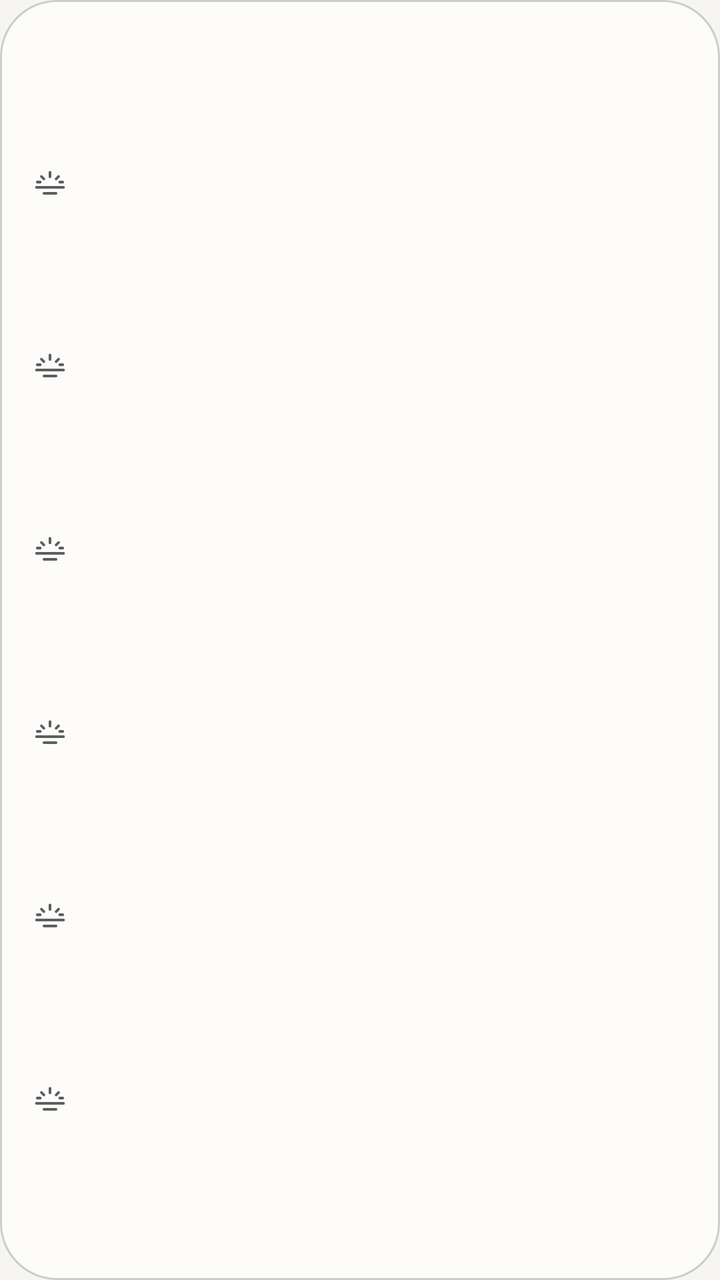
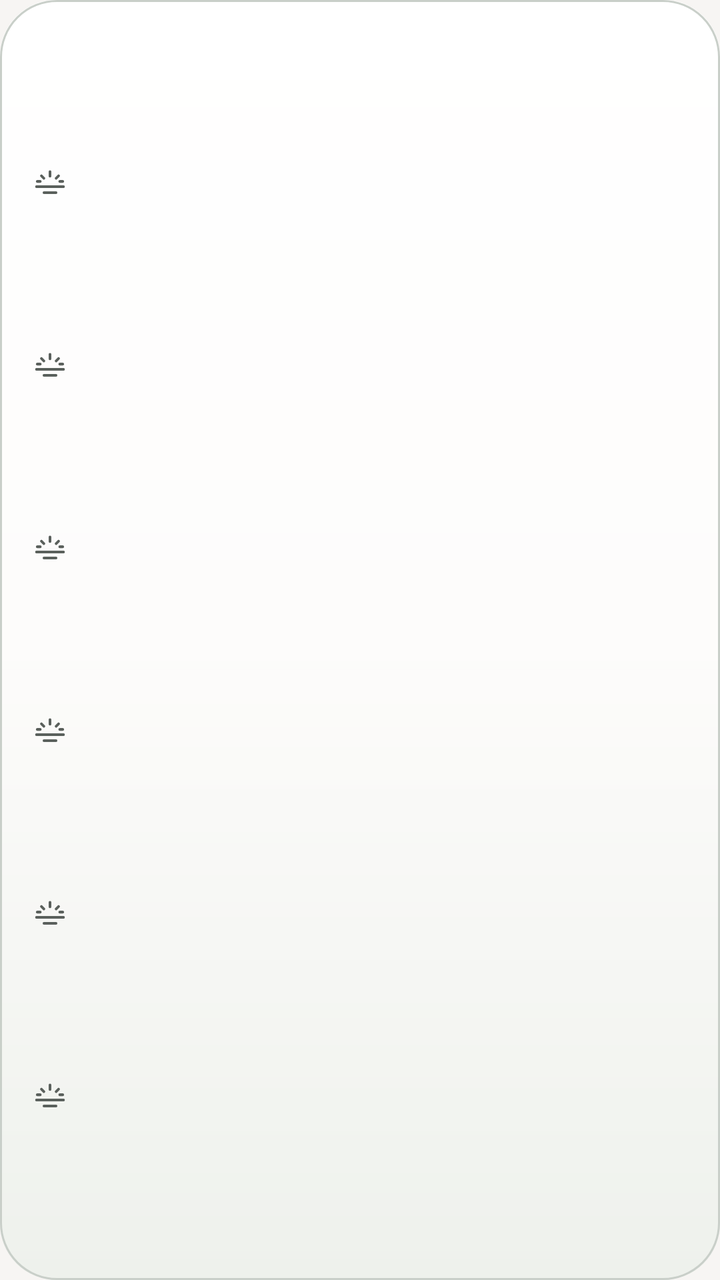

An Android layout rendered at two revisions. The XML below is the earlier revision; the diff shows what the commit changed to produce the second picture.
<!-- AndroidManifest.xml: application theme Theme.SajdaTime -->
<!-- res/layout/widget_today.xml -->
<?xml version="1.0" encoding="utf-8"?>
<LinearLayout
    xmlns:android="http://schemas.android.com/apk/res/android"
    xmlns:tools="http://schemas.android.com/tools"
    android:id="@+id/widget_root"
    android:layout_width="match_parent"
    android:layout_height="match_parent"
    android:background="@drawable/widget_background"
    android:orientation="vertical"
    android:paddingStart="8dp"
    android:paddingTop="10dp"
    android:paddingEnd="8dp"
    android:paddingBottom="10dp"
    tools:ignore="UselessLeaf,NestedWeights,UseCompoundDrawables">

    <TextView
        android:id="@+id/widget_message"
        android:layout_width="match_parent"
        android:layout_height="wrap_content"
        android:paddingStart="8dp"
        android:paddingEnd="8dp"
        android:ellipsize="end"
        android:importantForAccessibility="no"
        android:maxLines="4"
        android:textAlignment="viewStart"
        android:textColor="@color/widget_on_surface"
        android:textSize="14sp"
        android:visibility="gone" />

    <LinearLayout
        android:layout_width="match_parent"
        android:layout_height="0dp"
        android:layout_weight="1"
        android:orientation="vertical" />
    <LinearLayout
        android:id="@+id/widget_row_fajr"
        android:layout_width="match_parent"
        android:layout_height="wrap_content"
        android:background="@drawable/widget_row_plain"
        android:gravity="center_vertical"
        android:orientation="horizontal"
        android:paddingStart="8dp"
        android:paddingTop="1dp"
        android:paddingEnd="8dp"
        android:paddingBottom="1dp">
        <ImageView
            android:id="@+id/widget_glyph_fajr"
            android:layout_width="18dp"
            android:layout_height="18dp"
            android:importantForAccessibility="no"
            android:src="@drawable/widget_glyph_fajr"
            android:tint="@color/widget_on_surface_variant" />
        <TextView
            android:id="@+id/widget_name_fajr"
            android:layout_width="wrap_content"
            android:layout_height="wrap_content"
            android:layout_marginStart="10dp"
            android:ellipsize="end"
            android:importantForAccessibility="no"
            android:maxLines="1"
            android:textAlignment="viewStart"
            android:textColor="@color/widget_on_surface"
            android:textSize="14sp" />
        <TextView
            android:id="@+id/widget_label_fajr"
            android:layout_width="0dp"
            android:layout_height="wrap_content"
            android:layout_marginStart="8dp"
            android:layout_marginEnd="8dp"
            android:layout_weight="1"
            android:ellipsize="end"
            android:importantForAccessibility="no"
            android:maxLines="1"
            android:textAlignment="viewStart"
            android:textColor="@color/widget_on_surface_variant"
            android:textSize="11sp" />
        <TextView
            android:id="@+id/widget_time_fajr"
            android:layout_width="wrap_content"
            android:layout_height="wrap_content"
            android:ellipsize="end"
            android:fontFeatureSettings="tnum"
            android:importantForAccessibility="no"
            android:maxLines="1"
            android:textAlignment="viewEnd"
            android:textColor="@color/widget_on_surface"
            android:textSize="14sp" />
    </LinearLayout>
    <LinearLayout
        android:layout_width="match_parent"
        android:layout_height="0dp"
        android:layout_weight="1"
        android:orientation="vertical" />
    <LinearLayout
        android:id="@+id/widget_row_sunrise"
        android:layout_width="match_parent"
        android:layout_height="wrap_content"
        android:background="@drawable/widget_row_plain"
        android:gravity="center_vertical"
        android:orientation="horizontal"
        android:paddingStart="8dp"
        android:paddingTop="1dp"
        android:paddingEnd="8dp"
        android:paddingBottom="1dp">
        <ImageView
            android:id="@+id/widget_glyph_sunrise"
            android:layout_width="18dp"
            android:layout_height="18dp"
            android:importantForAccessibility="no"
            android:src="@drawable/widget_glyph_fajr"
            android:tint="@color/widget_on_surface_variant" />
        <TextView
            android:id="@+id/widget_name_sunrise"
            android:layout_width="wrap_content"
            android:layout_height="wrap_content"
            android:layout_marginStart="10dp"
            android:ellipsize="end"
            android:importantForAccessibility="no"
            android:maxLines="1"
            android:textAlignment="viewStart"
            android:textColor="@color/widget_on_surface_variant"
            android:textSize="14sp" />
        <TextView
            android:id="@+id/widget_label_sunrise"
            android:layout_width="0dp"
            android:layout_height="wrap_content"
            android:layout_marginStart="8dp"
            android:layout_marginEnd="8dp"
            android:layout_weight="1"
            android:ellipsize="end"
            android:importantForAccessibility="no"
            android:maxLines="1"
            android:textAlignment="viewStart"
            android:textColor="@color/widget_on_surface_variant"
            android:textSize="11sp" />
        <TextView
            android:id="@+id/widget_time_sunrise"
            android:layout_width="wrap_content"
            android:layout_height="wrap_content"
            android:ellipsize="end"
            android:fontFeatureSettings="tnum"
            android:importantForAccessibility="no"
            android:maxLines="1"
            android:textAlignment="viewEnd"
            android:textColor="@color/widget_on_surface_variant"
            android:textSize="14sp" />
    </LinearLayout>
    <LinearLayout
        android:layout_width="match_parent"
        android:layout_height="0dp"
        android:layout_weight="1"
        android:orientation="vertical" />
    <LinearLayout
        android:id="@+id/widget_row_dhuhr"
        android:layout_width="match_parent"
        android:layout_height="wrap_content"
        android:background="@drawable/widget_row_plain"
        android:gravity="center_vertical"
        android:orientation="horizontal"
        android:paddingStart="8dp"
        android:paddingTop="1dp"
        android:paddingEnd="8dp"
        android:paddingBottom="1dp">
        <ImageView
            android:id="@+id/widget_glyph_dhuhr"
            android:layout_width="18dp"
            android:layout_height="18dp"
            android:importantForAccessibility="no"
            android:src="@drawable/widget_glyph_fajr"
            android:tint="@color/widget_on_surface_variant" />
        <TextView
            android:id="@+id/widget_name_dhuhr"
            android:layout_width="wrap_content"
            android:layout_height="wrap_content"
            android:layout_marginStart="10dp"
            android:ellipsize="end"
            android:importantForAccessibility="no"
            android:maxLines="1"
            android:textAlignment="viewStart"
            android:textColor="@color/widget_on_surface"
            android:textSize="14sp" />
        <TextView
            android:id="@+id/widget_label_dhuhr"
            android:layout_width="0dp"
            android:layout_height="wrap_content"
            android:layout_marginStart="8dp"
            android:layout_marginEnd="8dp"
            android:layout_weight="1"
            android:ellipsize="end"
            android:importantForAccessibility="no"
            android:maxLines="1"
            android:textAlignment="viewStart"
            android:textColor="@color/widget_on_surface_variant"
            android:textSize="11sp" />
        <TextView
            android:id="@+id/widget_time_dhuhr"
            android:layout_width="wrap_content"
            android:layout_height="wrap_content"
            android:ellipsize="end"
            android:fontFeatureSettings="tnum"
            android:importantForAccessibility="no"
            android:maxLines="1"
            android:textAlignment="viewEnd"
            android:textColor="@color/widget_on_surface"
            android:textSize="14sp" />
    </LinearLayout>
    <LinearLayout
        android:layout_width="match_parent"
        android:layout_height="0dp"
        android:layout_weight="1"
        android:orientation="vertical" />
    <LinearLayout
        android:id="@+id/widget_row_asr"
        android:layout_width="match_parent"
        android:layout_height="wrap_content"
        android:background="@drawable/widget_row_plain"
        android:gravity="center_vertical"
        android:orientation="horizontal"
        android:paddingStart="8dp"
        android:paddingTop="1dp"
        android:paddingEnd="8dp"
        android:paddingBottom="1dp">
        <ImageView
            android:id="@+id/widget_glyph_asr"
            android:layout_width="18dp"
            android:layout_height="18dp"
            android:importantForAccessibility="no"
            android:src="@drawable/widget_glyph_fajr"
            android:tint="@color/widget_on_surface_variant" />
        <TextView
            android:id="@+id/widget_name_asr"
            android:layout_width="wrap_content"
            android:layout_height="wrap_content"
            android:layout_marginStart="10dp"
            android:ellipsize="end"
            android:importantForAccessibility="no"
            android:maxLines="1"
            android:textAlignment="viewStart"
            android:textColor="@color/widget_on_surface"
            android:textSize="14sp" />
        <TextView
            android:id="@+id/widget_label_asr"
            android:layout_width="0dp"
            android:layout_height="wrap_content"
            android:layout_marginStart="8dp"
            android:layout_marginEnd="8dp"
            android:layout_weight="1"
            android:ellipsize="end"
            android:importantForAccessibility="no"
            android:maxLines="1"
            android:textAlignment="viewStart"
            android:textColor="@color/widget_on_surface_variant"
            android:textSize="11sp" />
        <TextView
            android:id="@+id/widget_time_asr"
            android:layout_width="wrap_content"
            android:layout_height="wrap_content"
            android:ellipsize="end"
            android:fontFeatureSettings="tnum"
            android:importantForAccessibility="no"
            android:maxLines="1"
            android:textAlignment="viewEnd"
            android:textColor="@color/widget_on_surface"
            android:textSize="14sp" />
    </LinearLayout>
    <LinearLayout
        android:layout_width="match_parent"
        android:layout_height="0dp"
        android:layout_weight="1"
        android:orientation="vertical" />
    <LinearLayout
        android:id="@+id/widget_row_maghrib"
        android:layout_width="match_parent"
        android:layout_height="wrap_content"
        android:background="@drawable/widget_row_plain"
        android:gravity="center_vertical"
        android:orientation="horizontal"
        android:paddingStart="8dp"
        android:paddingTop="1dp"
        android:paddingEnd="8dp"
        android:paddingBottom="1dp">
        <ImageView
            android:id="@+id/widget_glyph_maghrib"
            android:layout_width="18dp"
            android:layout_height="18dp"
            android:importantForAccessibility="no"
            android:src="@drawable/widget_glyph_fajr"
            android:tint="@color/widget_on_surface_variant" />
        <TextView
            android:id="@+id/widget_name_maghrib"
            android:layout_width="wrap_content"
            android:layout_height="wrap_content"
            android:layout_marginStart="10dp"
            android:ellipsize="end"
            android:importantForAccessibility="no"
            android:maxLines="1"
            android:textAlignment="viewStart"
            android:textColor="@color/widget_on_surface"
            android:textSize="14sp" />
        <TextView
            android:id="@+id/widget_label_maghrib"
            android:layout_width="0dp"
            android:layout_height="wrap_content"
            android:layout_marginStart="8dp"
            android:layout_marginEnd="8dp"
            android:layout_weight="1"
            android:ellipsize="end"
            android:importantForAccessibility="no"
            android:maxLines="1"
            android:textAlignment="viewStart"
            android:textColor="@color/widget_on_surface_variant"
            android:textSize="11sp" />
        <TextView
            android:id="@+id/widget_time_maghrib"
            android:layout_width="wrap_content"
            android:layout_height="wrap_content"
            android:ellipsize="end"
            android:fontFeatureSettings="tnum"
            android:importantForAccessibility="no"
            android:maxLines="1"
            android:textAlignment="viewEnd"
            android:textColor="@color/widget_on_surface"
            android:textSize="14sp" />
    </LinearLayout>
    <LinearLayout
        android:layout_width="match_parent"
        android:layout_height="0dp"
        android:layout_weight="1"
        android:orientation="vertical" />
    <LinearLayout
        android:id="@+id/widget_row_isha"
        android:layout_width="match_parent"
        android:layout_height="wrap_content"
        android:background="@drawable/widget_row_plain"
        android:gravity="center_vertical"
        android:orientation="horizontal"
        android:paddingStart="8dp"
        android:paddingTop="1dp"
        android:paddingEnd="8dp"
        android:paddingBottom="1dp">
        <ImageView
            android:id="@+id/widget_glyph_isha"
            android:layout_width="18dp"
            android:layout_height="18dp"
            android:importantForAccessibility="no"
            android:src="@drawable/widget_glyph_fajr"
            android:tint="@color/widget_on_surface_variant" />
        <TextView
            android:id="@+id/widget_name_isha"
            android:layout_width="wrap_content"
            android:layout_height="wrap_content"
            android:layout_marginStart="10dp"
            android:ellipsize="end"
            android:importantForAccessibility="no"
            android:maxLines="1"
            android:textAlignment="viewStart"
            android:textColor="@color/widget_on_surface"
            android:textSize="14sp" />
        <TextView
            android:id="@+id/widget_label_isha"
            android:layout_width="0dp"
            android:layout_height="wrap_content"
            android:layout_marginStart="8dp"
            android:layout_marginEnd="8dp"
            android:layout_weight="1"
            android:ellipsize="end"
            android:importantForAccessibility="no"
            android:maxLines="1"
            android:textAlignment="viewStart"
            android:textColor="@color/widget_on_surface_variant"
            android:textSize="11sp" />
        <TextView
            android:id="@+id/widget_time_isha"
            android:layout_width="wrap_content"
            android:layout_height="wrap_content"
            android:ellipsize="end"
            android:fontFeatureSettings="tnum"
            android:importantForAccessibility="no"
            android:maxLines="1"
            android:textAlignment="viewEnd"
            android:textColor="@color/widget_on_surface"
            android:textSize="14sp" />
    </LinearLayout>
    <LinearLayout
        android:layout_width="match_parent"
        android:layout_height="0dp"
        android:layout_weight="1"
        android:orientation="vertical" />

    <TextView
        android:id="@+id/widget_footer"
        android:layout_width="match_parent"
        android:layout_height="wrap_content"
        android:paddingStart="8dp"
        android:paddingEnd="8dp"
        android:ellipsize="end"
        android:importantForAccessibility="no"
        android:maxLines="1"
        android:textAlignment="viewStart"
        android:textColor="@color/widget_on_surface_variant"
        android:textSize="11sp"
        android:visibility="gone" />
</LinearLayout>
<!-- resources referenced by this layout -->
<resources>
  <color name="widget_on_surface">#1B211E</color>
  <color name="widget_on_surface_variant">#5A605C</color>
  <!-- drawable widget_background (drawable) -->
  <?xml version="1.0" encoding="utf-8"?>
  <shape xmlns:android="http://schemas.android.com/apk/res/android" android:shape="rectangle">
      <solid android:color="@color/widget_surface" />
      <corners android:radius="@dimen/widget_corner_radius" />
      <stroke android:width="1dp" android:color="@color/widget_outline_variant" />
  </shape>
  <!-- drawable widget_row_plain (drawable) -->
  <?xml version="1.0" encoding="utf-8"?>
  <shape xmlns:android="http://schemas.android.com/apk/res/android" android:shape="rectangle">
      <solid android:color="@android:color/transparent" />
  </shape>
  <style name="Theme.SajdaTime" parent="android:Theme.Material.Light.NoActionBar">
          <item name="android:statusBarColor">@android:color/transparent</item>
          <item name="android:navigationBarColor">@android:color/transparent</item>
          <item name="android:windowBackground">@color/window_background</item>
      </style>
  <color name="widget_surface">#FDFCFB</color>
  <dimen name="widget_corner_radius">16dp</dimen>
  <color name="widget_outline_variant">#C9CFC9</color>
  <color name="window_background">#F7F5F3</color>
  <!-- unchanged entries left out for length: 1 -->
</resources>

<!-- the commit's change to res/layout/widget_today.xml (unified diff, before → after) -->
@@ -387,17 +387,65 @@
         android:layout_weight="1"
         android:orientation="vertical" />
 
-    <TextView
-        android:id="@+id/widget_footer"
-        android:layout_width="match_parent"
-        android:layout_height="wrap_content"
-        android:paddingStart="8dp"
-        android:paddingEnd="8dp"
-        android:ellipsize="end"
-        android:importantForAccessibility="no"
-        android:maxLines="1"
-        android:textAlignment="viewStart"
-        android:textColor="@color/widget_on_surface_variant"
-        android:textSize="11sp"
-        android:visibility="gone" />
+    <LinearLayout
+        android:layout_width="match_parent"
+        android:layout_height="wrap_content"
+        android:layout_marginTop="2dp"
+        android:gravity="center_vertical"
+        android:orientation="horizontal">
+        <LinearLayout
+            android:id="@+id/widget_place_chip"
+            android:layout_width="wrap_content"
+            android:layout_height="wrap_content"
+            android:background="@drawable/widget_chip"
+            android:gravity="center_vertical"
+            android:importantForAccessibility="yes"
+            android:minHeight="24dp"
+            android:orientation="horizontal"
+            android:paddingStart="7dp"
+            android:paddingTop="3dp"
+            android:paddingEnd="8dp"
+            android:paddingBottom="3dp"
+            android:visibility="gone">
+            <ImageView
+                android:layout_width="12dp"
+                android:layout_height="12dp"
+                android:importantForAccessibility="no"
+                android:src="@drawable/widget_icon_pin"
+                android:tint="@color/widget_primary" />
+            <TextView
+                android:id="@+id/widget_place"
+                android:layout_width="wrap_content"
+                android:layout_height="wrap_content"
+                android:layout_marginStart="4dp"
+                android:maxWidth="120dp"
+                android:ellipsize="end"
+                android:importantForAccessibility="no"
+                android:maxLines="1"
+                android:textAlignment="viewStart"
+                android:textColor="@color/widget_primary"
+                android:textSize="12sp"
+                android:textStyle="bold" />
+            <ImageView
+                android:layout_width="11dp"
+                android:layout_height="11dp"
+                android:layout_marginStart="5dp"
+                android:importantForAccessibility="no"
+                android:src="@drawable/widget_icon_update"
+                android:tint="@color/widget_primary" />
+        </LinearLayout>
+        <TextView
+            android:id="@+id/widget_footer"
+            android:layout_width="0dp"
+            android:layout_height="wrap_content"
+            android:layout_marginStart="8dp"
+            android:layout_weight="1"
+            android:ellipsize="end"
+            android:importantForAccessibility="no"
+            android:maxLines="1"
+            android:textAlignment="viewStart"
+            android:textColor="@color/widget_on_surface_variant"
+            android:textSize="11sp"
+            android:visibility="gone" />
+    </LinearLayout>
 </LinearLayout>
<!-- resource entries referenced after the edit -->
@@ -2,13 +2,72 @@
 <resources>
   <color name="widget_on_surface">#1B211E</color>
   <color name="widget_on_surface_variant">#5A605C</color>
+  <color name="widget_primary">#0B5A43</color>
   <!-- drawable widget_background (drawable) -->
   <?xml version="1.0" encoding="utf-8"?>
+  <layer-list xmlns:android="http://schemas.android.com/apk/res/android">
+      <item>
+          <shape android:shape="rectangle">
+              <gradient
+                  android:angle="270"
+                  android:centerColor="@color/widget_surface"
+                  android:endColor="@color/widget_surface_bottom"
+                  android:startColor="@color/widget_surface_top"
+                  android:type="linear" />
+              <corners android:radius="@dimen/widget_corner_radius" />
+          </shape>
+      </item>
+      <item>
+          <shape android:shape="rectangle">
+              <gradient
+                  android:angle="270"
+                  android:centerColor="@android:color/transparent"
+                  android:centerY="0.45"
+                  android:endColor="@android:color/transparent"
+                  android:startColor="@color/widget_sheen"
+                  android:type="linear" />
+              <corners android:radius="@dimen/widget_corner_radius" />
+          </shape>
+      </item>
+      <item>
+          <shape android:shape="rectangle">
+              <solid android:color="@android:color/transparent" />
+              <stroke android:width="1dp" android:color="@color/widget_edge" />
+              <corners android:radius="@dimen/widget_corner_radius" />
+          </shape>
+      </item>
+  </layer-list>
+  <!-- drawable widget_chip (drawable) -->
+  <?xml version="1.0" encoding="utf-8"?>
   <shape xmlns:android="http://schemas.android.com/apk/res/android" android:shape="rectangle">
-      <solid android:color="@color/widget_surface" />
-      <corners android:radius="@dimen/widget_corner_radius" />
-      <stroke android:width="1dp" android:color="@color/widget_outline_variant" />
+      <solid android:color="@color/widget_highlight" />
+      <corners android:radius="100dp" />
   </shape>
+  <!-- drawable widget_icon_pin (drawable) -->
+  <?xml version="1.0" encoding="utf-8"?>
+  <vector xmlns:android="http://schemas.android.com/apk/res/android"
+      android:width="24dp"
+      android:height="24dp"
+      android:viewportWidth="24"
+      android:viewportHeight="24">
+      <path
+          android:fillColor="#FFFFFFFF"
+          android:pathData="M12,2C8.1,2 5,5.1 5,9c0,5.2 7,13 7,13s7,-7.8 7,-13c0,-3.9 -3.1,-7 -7,-7zM12,11.5a2.5,2.5 0,1 1,0 -5a2.5,2.5 0,0 1,0 5z" />
+  </vector>
+  <!-- drawable widget_icon_update (drawable) -->
+  <?xml version="1.0" encoding="utf-8"?>
+  <vector xmlns:android="http://schemas.android.com/apk/res/android"
+      android:width="24dp"
+      android:height="24dp"
+      android:viewportWidth="24"
+      android:viewportHeight="24">
+      <path
+          android:pathData="M20,12A8,8 0,1 1,17.3 6M20,4V9H15"
+          android:strokeWidth="2.4"
+          android:strokeColor="#FFFFFFFF"
+          android:strokeLineCap="round"
+          android:strokeLineJoin="round" />
+  </vector>
   <!-- drawable widget_row_plain (drawable) -->
   <?xml version="1.0" encoding="utf-8"?>
   <shape xmlns:android="http://schemas.android.com/apk/res/android" android:shape="rectangle">
@@ -20,8 +79,12 @@
           <item name="android:windowBackground">@color/window_background</item>
       </style>
   <color name="widget_surface">#FDFCFB</color>
+  <color name="widget_surface_bottom">#EEF1EC</color>
+  <color name="widget_surface_top">#FFFFFF</color>
   <dimen name="widget_corner_radius">16dp</dimen>
-  <color name="widget_outline_variant">#C9CFC9</color>
+  <color name="widget_sheen">#00FFFFFF</color>
+  <color name="widget_edge">#FFC9CFC9</color>
+  <color name="widget_highlight">#D7EAE0</color>
   <color name="window_background">#F7F5F3</color>
   <!-- unchanged entries left out for length: 1 -->
 </resources>
